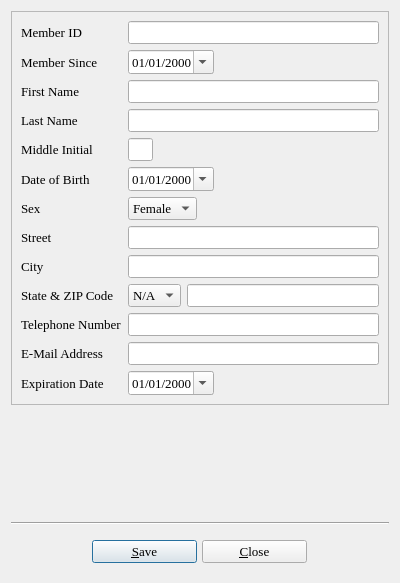
The window that userinfo.ui (textbrowser/biblioteq) describes before a commit, drawn with Qt 5.
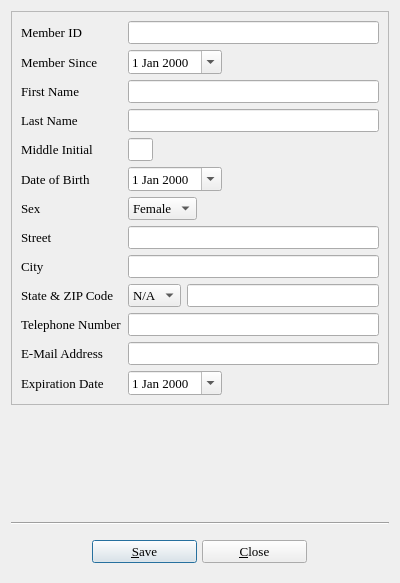
The same window after the commit. Icons and pictures are not drawn.

Commit message: Display dates in their native (system's) format. Data will retain MM/dd/yyyy format.

Patch:
```diff
--- a/userinfo.ui
+++ b/userinfo.ui
@@ -668,9 +668,6 @@
             <property name="readOnly">
              <bool>false</bool>
             </property>
-            <property name="displayFormat">
-             <string>MM/dd/yyyy</string>
-            </property>
             <property name="calendarPopup">
              <bool>true</bool>
             </property>
@@ -703,9 +700,6 @@
             <property name="readOnly">
              <bool>false</bool>
             </property>
-            <property name="displayFormat">
-             <string>MM/dd/yyyy</string>
-            </property>
             <property name="calendarPopup">
              <bool>true</bool>
             </property>
@@ -763,9 +757,6 @@
          <layout class="QHBoxLayout" name="horizontalLayout">
           <item>
            <widget class="QDateEdit" name="expirationdate">
-            <property name="displayFormat">
-             <string>MM/dd/yyyy</string>
-            </property>
             <property name="calendarPopup">
              <bool>true</bool>
             </property>
```
The commit also changes 15 other files.
